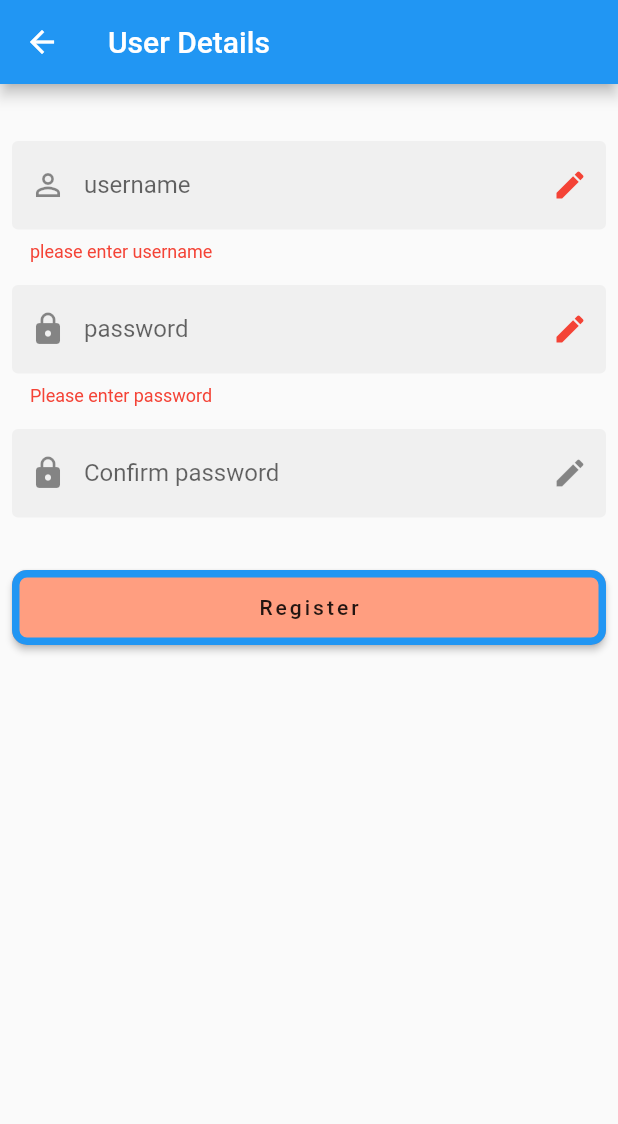
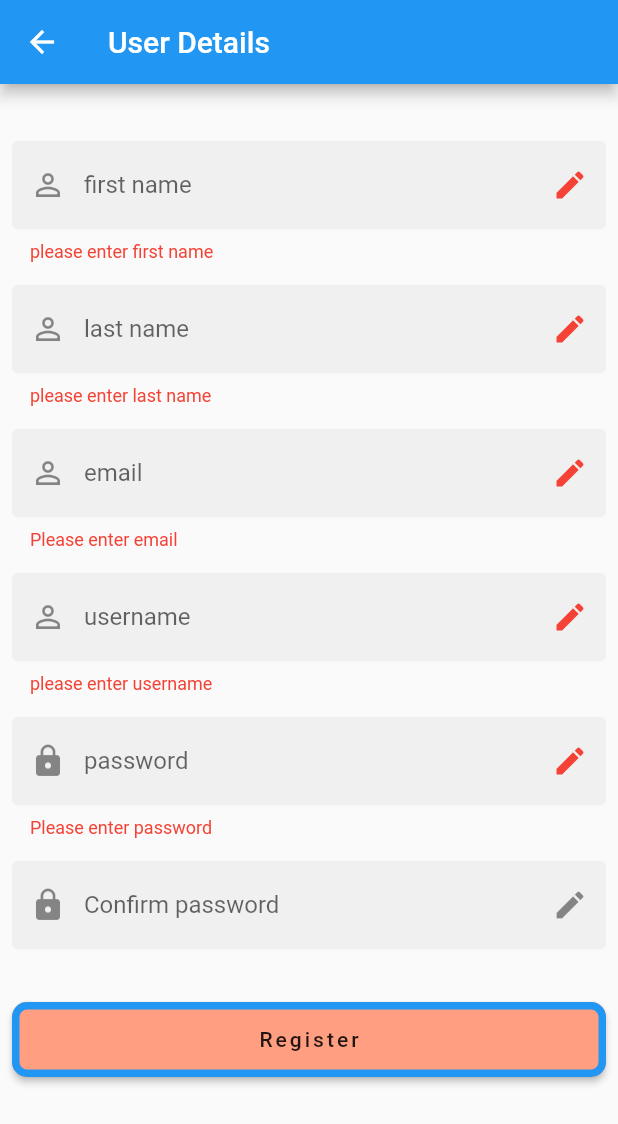
Before and after one commit to sanjaykt/HR, a Flutter app: the UserDetails screen opened by its route, after a tap on "Register", on a phone screen of 412 x 824 dp. Shown: the top 1124 px of the screen. Run offline on Flutter 3.47's test engine with Material 2 defaults, Android fonts, the phone set to English and light mode, and no system bars; our stand-ins replace expandable, logger; accounts and stored records are empty.

Commit message:
saving uncommitted changes

```diff
--- a/monthly_hr_report/lib/models/user.dart
+++ b/monthly_hr_report/lib/models/user.dart
@@ -1,7 +1,7 @@
 class User {
   int id;
-  String firstName;
-  String lastName;
+  String firstname;
+  String lastname;
   String username;
   String password;
   String email;
@@ -18,8 +18,8 @@ class User {
 
   User.formJson(Map<String, dynamic> json)
       : id = json['id'],
-        firstName = json['firstName'],
-        lastName = json['lastName'],
+        firstname = json['firstname'],
+        lastname = json['lastname'],
         username = json['username'],
         password = json['password'],
         email = json['email'],
@@ -38,8 +38,8 @@ class User {
 
   Map<String, dynamic> toJson() => {
     'id': id,
-    'firstName': firstName,
-    'lastName': lastName,
+    'firstname': firstname,
+    'lastname': lastname,
     'username': username,
     'password': password,
     'email': email,
--- a/monthly_hr_report/lib/screens/user/user_details.dart
+++ b/monthly_hr_report/lib/screens/user/user_details.dart
@@ -14,6 +14,9 @@ class _UserDetailsState extends State<UserDetails> {
   final _formKey = GlobalKey<FormState>();
   ThemeData theme;
   TextEditingController _usernameCtrl = TextEditingController();
+  TextEditingController _firstnameCtrl = TextEditingController();
+  TextEditingController _lastnameCtrl = TextEditingController();
+  TextEditingController _emailCtrl = TextEditingController();
   TextEditingController _passwordCtrl = TextEditingController();
   TextEditingController _passwordConfirmCtrl = TextEditingController();
 
@@ -36,6 +39,12 @@ class _UserDetailsState extends State<UserDetails> {
           child: ListView(
             children: <Widget>[
               SizedBox(height: 30),
+              _buildFirstnameTextFormField(),
+              SizedBox(height: 15),
+              _buildLastnameTextFormField(),
+              SizedBox(height: 15),
+              _buildEmailTextFormField(),
+              SizedBox(height: 15),
               _buildUsernameTextFormField(),
               SizedBox(height: 15),
               _buildPasswordTextFormField(),
@@ -50,6 +59,110 @@ class _UserDetailsState extends State<UserDetails> {
     );
   }
 
+  Widget _buildFirstnameTextFormField() {
+    return TextFormField(
+      enabled: true,
+      keyboardType: TextInputType.text,
+      controller: _firstnameCtrl,
+      decoration: InputDecoration(
+        border: OutlineInputBorder(borderSide: BorderSide.none),
+        filled: true,
+        // fillColor: kPrimaryColor200,
+        hintText: 'first name',
+        labelText: 'first name',
+        prefixIcon: Icon(
+          Icons.person_outline,
+          // color: theme.iconTheme.color,
+        ),
+        suffixIcon: Icon(
+          Icons.edit,
+          // color: theme.iconTheme.color,
+        ),
+        suffixStyle: TextStyle(color: Colors.green),
+      ),
+      validator: (String value) {
+        value = _usernameCtrl.text.trim();
+        if (value.isEmpty) {
+          return 'please enter first name';
+        } else {
+          return null;
+        }
+      },
+      onSaved: (String value) async {
+        _user.firstname = _firstnameCtrl.text.trim();
+      },
+    );
+  }
+
+  Widget _buildEmailTextFormField() {
+    return TextFormField(
+      enabled: true,
+      keyboardType: TextInputType.text,
+      controller: _emailCtrl,
+      decoration: InputDecoration(
+        border: OutlineInputBorder(borderSide: BorderSide.none),
+        filled: true,
+        // fillColor: kPrimaryColor200,
+        hintText: 'email',
+        labelText: 'email',
+        prefixIcon: Icon(
+          Icons.person_outline,
+          // color: theme.iconTheme.color,
+        ),
+        suffixIcon: Icon(
+          Icons.edit,
+          // color: theme.iconTheme.color,
+        ),
+        suffixStyle: TextStyle(color: Colors.green),
+      ),
+      validator: (String value) {
+        value = _emailCtrl.text.trim();
+        if (value.isEmpty) {
+          return 'Please enter email';
+        } else {
+          return null;
+        }
+      },
+      onSaved: (String value) async {
+        _user.email = _emailCtrl.text.trim();
+      },
+    );
+  }
+
+  Widget _buildLastnameTextFormField() {
+    return TextFormField(
+      enabled: true,
+      keyboardType: TextInputType.text,
+      controller: _lastnameCtrl,
+      decoration: InputDecoration(
+        border: OutlineInputBorder(borderSide: BorderSide.none),
+        filled: true,
+        // fillColor: kPrimaryColor200,
+        hintText: 'last name',
+        labelText: 'last name',
+        prefixIcon: Icon(
+          Icons.person_outline,
+          // color: theme.iconTheme.color,
+        ),
+        suffixIcon: Icon(
+          Icons.edit,
+          // color: theme.iconTheme.color,
+        ),
+        suffixStyle: TextStyle(color: Colors.green),
+      ),
+      validator: (String value) {
+        value = _lastnameCtrl.text.trim();
+        if (value.isEmpty) {
+          return 'please enter last name';
+        } else {
+          return null;
+        }
+      },
+      onSaved: (String value) async {
+        _user.lastname = _lastnameCtrl.text.trim();
+      },
+    );
+  }
   Widget _buildUsernameTextFormField() {
     return TextFormField(
       enabled: true,
@@ -170,10 +283,10 @@ class _UserDetailsState extends State<UserDetails> {
           }
           _formKey.currentState.save();
           String response = await _userProvider.createUser(_user);
-          print(response);
-          if (response == 'success') {
-            Navigator.popAndPushNamed(context, LoginScreen.routeName);
-          }
+          // print(response);
+          // if (response == 'success') {
+          //   Navigator.popAndPushNamed(context, LoginScreen.routeName);
+          // }
         },
       ),
     );
```
Also changed, not shown: 3 other files.
